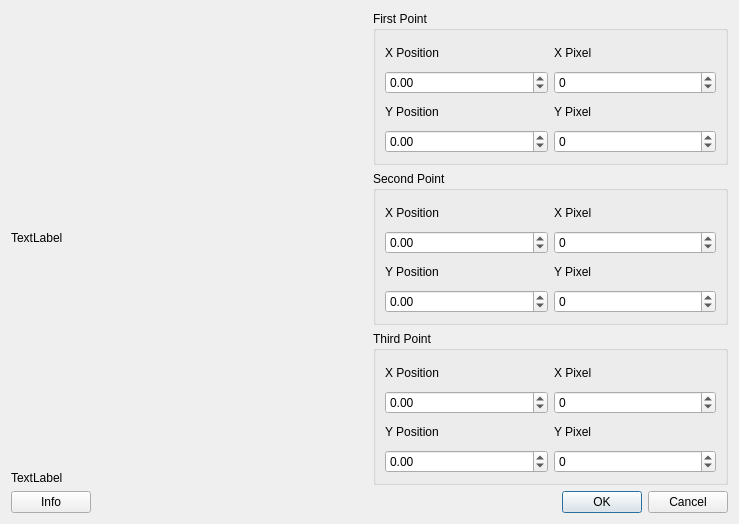
First picture: the form in components/CameraPlatina/calibration.ui, repository FranciscoGauna/Microscopy-Program, before the edit.
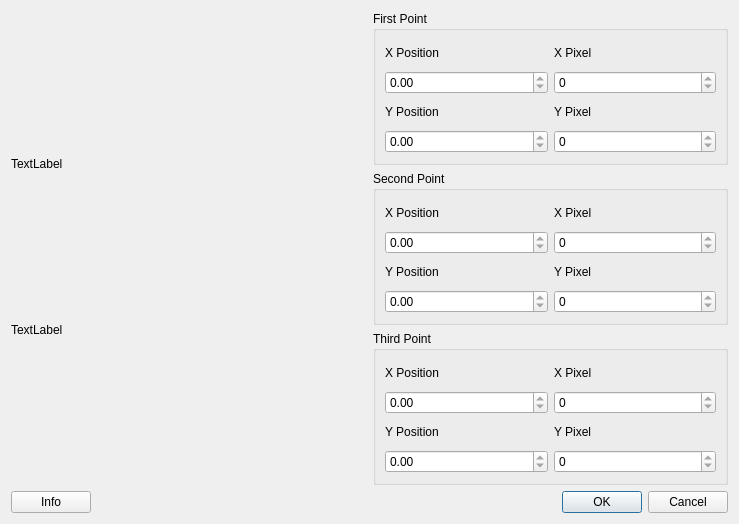
Second picture: the form after the edit.

```diff
--- a/components/CameraPlatina/calibration.ui
+++ b/components/CameraPlatina/calibration.ui
@@ -20,6 +20,12 @@
       <layout class="QVBoxLayout" name="display_lt">
        <item>
         <widget class="QLabel" name="image_label">
+         <property name="sizePolicy">
+          <sizepolicy hsizetype="Fixed" vsizetype="Fixed">
+           <horstretch>0</horstretch>
+           <verstretch>0</verstretch>
+          </sizepolicy>
+         </property>
          <property name="text">
           <string>TextLabel</string>
          </property>
@@ -50,6 +56,9 @@
          <layout class="QGridLayout" name="gridLayout">
           <item row="1" column="0">
            <widget class="QDoubleSpinBox" name="x1_pos_sb">
+            <property name="readOnly">
+             <bool>true</bool>
+            </property>
             <property name="minimum">
              <double>-9999999.000000000000000</double>
             </property>
@@ -91,6 +100,9 @@
           </item>
           <item row="1" column="1">
            <widget class="QSpinBox" name="x1_pixel_sb">
+            <property name="readOnly">
+             <bool>true</bool>
+            </property>
             <property name="minimum">
              <number>-1080</number>
             </property>
@@ -101,6 +113,9 @@
           </item>
           <item row="3" column="0">
            <widget class="QDoubleSpinBox" name="y1_pos_sb">
+            <property name="readOnly">
+             <bool>true</bool>
+            </property>
             <property name="minimum">
              <double>-9999999.000000000000000</double>
             </property>
@@ -114,6 +129,9 @@
           </item>
           <item row="3" column="1">
            <widget class="QSpinBox" name="y1_pixel_sb">
+            <property name="readOnly">
+             <bool>true</bool>
+            </property>
             <property name="minimum">
              <number>-1080</number>
             </property>
@@ -133,6 +151,9 @@
          <layout class="QGridLayout" name="gridLayout_2">
           <item row="1" column="0">
            <widget class="QDoubleSpinBox" name="x2_pos_sb">
+            <property name="readOnly">
+             <bool>true</bool>
+            </property>
             <property name="minimum">
              <double>-9999999.000000000000000</double>
             </property>
@@ -153,6 +174,9 @@
           </item>
           <item row="3" column="0">
            <widget class="QDoubleSpinBox" name="y2_pos_sb">
+            <property name="readOnly">
+             <bool>true</bool>
+            </property>
             <property name="minimum">
              <double>-9999999.000000000000000</double>
             </property>
@@ -166,6 +190,9 @@
           </item>
           <item row="1" column="1">
            <widget class="QSpinBox" name="x2_pixel_sb">
+            <property name="readOnly">
+             <bool>true</bool>
+            </property>
             <property name="minimum">
              <number>-1080</number>
             </property>
@@ -190,6 +217,9 @@
           </item>
           <item row="3" column="1">
            <widget class="QSpinBox" name="y2_pixel_sb">
+            <property name="readOnly">
+             <bool>true</bool>
+            </property>
             <property name="minimum">
              <number>-1080</number>
             </property>
@@ -230,6 +260,9 @@
           </item>
           <item row="1" column="0">
            <widget class="QDoubleSpinBox" name="x3_pos_sb">
+            <property name="readOnly">
+             <bool>true</bool>
+            </property>
             <property name="minimum">
              <double>-9999999.000000000000000</double>
             </property>
@@ -243,6 +276,9 @@
           </item>
           <item row="1" column="1">
            <widget class="QSpinBox" name="x3_pixel_sb">
+            <property name="readOnly">
+             <bool>true</bool>
+            </property>
             <property name="minimum">
              <number>-1080</number>
             </property>
@@ -267,6 +303,9 @@
           </item>
           <item row="3" column="0">
            <widget class="QDoubleSpinBox" name="y3_pos_sb">
+            <property name="readOnly">
+             <bool>true</bool>
+            </property>
             <property name="minimum">
              <double>-9999999.000000000000000</double>
             </property>
@@ -280,6 +319,9 @@
           </item>
           <item row="3" column="1">
            <widget class="QSpinBox" name="y3_pixel_sb">
+            <property name="readOnly">
+             <bool>true</bool>
+            </property>
             <property name="minimum">
              <number>-1080</number>
             </property>
```
Left out of the diff: 15 changed lines with no effect on the pictures.
